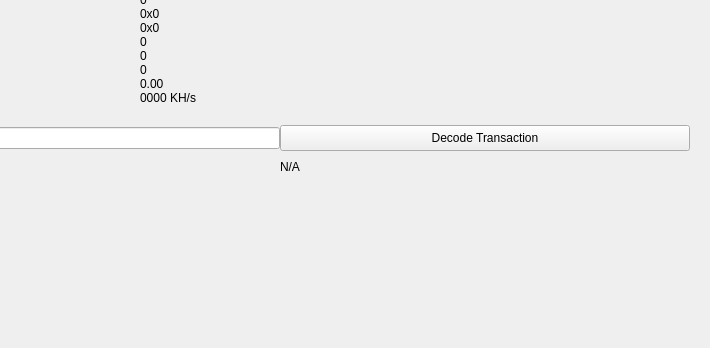
Old version of the form src/qt/forms/blockbrowser.ui in the repository Quadmium/DopeCoinV3; both pictures show x 151 to 861 and y 89 to 437 of the 861 by 437 pixel window.
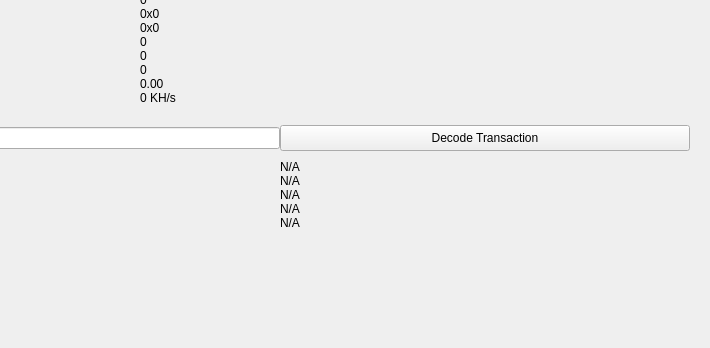
New version of the form.

Patch:
```diff
--- a/src/qt/forms/blockbrowser.ui
+++ b/src/qt/forms/blockbrowser.ui
@@ -157,7 +157,7 @@
         <item row="7" column="1">
          <widget class="QLabel" name="pawBox">
           <property name="text">
-           <string>0000 KH/s</string>
+           <string>0 KH/s</string>
           </property>
           <property name="textInteractionFlags">
             <set>Qt::LinksAccessibleByMouse|Qt::TextSelectableByKeyboard|Qt::TextSelectableByMouse</set>
@@ -383,7 +383,7 @@
         <item row="1" column="1">
          <widget class="QLabel" name="valueBox">
           <property name="text">
-           <string/>
+           <string>N/A</string>
           </property>
           <property name="textInteractionFlags">
             <set>Qt::LinksAccessibleByMouse|Qt::TextSelectableByKeyboard|Qt::TextSelectableByMouse</set>
@@ -400,7 +400,7 @@
         <item row="4" column="1">
          <widget class="QLabel" name="inputBox">
           <property name="text">
-           <string/>
+           <string>N/A</string>
           </property>
           <property name="textInteractionFlags">
             <set>Qt::LinksAccessibleByMouse|Qt::TextSelectableByKeyboard|Qt::TextSelectableByMouse</set>
@@ -413,7 +413,7 @@
         <item row="3" column="1">
          <widget class="QLabel" name="outputBox">
           <property name="text">
-           <string/>
+           <string>N/A</string>
           </property>
           <property name="alignment">
            <set>Qt::AlignLeading|Qt::AlignLeft|Qt::AlignTop</set>
@@ -436,7 +436,7 @@
         <item row="2" column="1">
          <widget class="QLabel" name="feesBox">
           <property name="text">
-           <string/>
+           <string>N/A</string>
           </property>
           <property name="textInteractionFlags">
             <set>Qt::LinksAccessibleByMouse|Qt::TextSelectableByKeyboard|Qt::TextSelectableByMouse</set>
```
